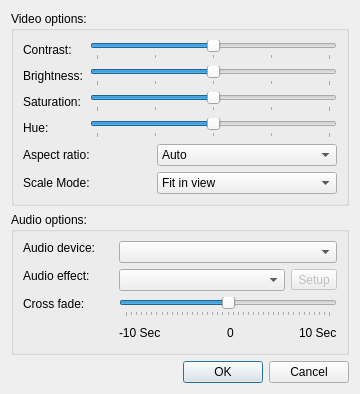
First picture: the form in demos/qmediaplayer/settings.ui, repository SymbianSource/oss.FCL.sf.mw.qt, before the edit.
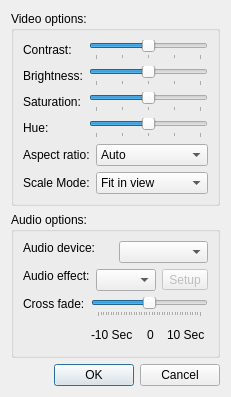
Second picture: the form after the edit.

What changed in the file:
```diff
--- a/demos/qmediaplayer/settings.ui
+++ b/demos/qmediaplayer/settings.ui
@@ -1,12 +1,12 @@
 <ui version="4.0" >
  <class>settings</class>
- <widget class="QDialog" name="settings" >
-  <property name="geometry" >
+ <widget class="QDialog" name="settings">
+  <property name="geometry">
    <rect>
     <x>0</x>
     <y>0</y>
-    <width>360</width>
-    <height>362</height>
+    <width>175</width>
+    <height>397</height>
    </rect>
   </property>
   <property name="windowTitle" >
@@ -21,17 +21,40 @@
      <property name="flat" >
       <bool>true</bool>
      </property>
-     <layout class="QGridLayout" name="gridLayout" >
-      <item row="0" column="0" >
-       <widget class="QLabel" name="label_9" >
-        <property name="text" >
+     <layout class="QGridLayout" name="gridLayout">
+      <item row="5" column="2">
+       <widget class="QComboBox" name="scalemodeCombo">
+        <property name="sizeAdjustPolicy">
+         <enum>QComboBox::AdjustToContentsOnFirstShow</enum>
+        </property>
+        <item>
+         <property name="text">
+          <string>Fit in view</string>
+         </property>
+        </item>
+        <item>
+         <property name="text">
+          <string>Scale and crop</string>
+         </property>
+        </item>
+       </widget>
+      </item>
+      <item row="0" column="0">
+       <widget class="QLabel" name="label_9">
+        <property name="text">
          <string>Contrast:</string>
         </property>
        </widget>
       </item>
-      <item row="0" column="1" colspan="2" >
-       <widget class="QSlider" name="contrastSlider" >
-        <property name="minimum" >
+      <item row="0" column="1" colspan="2">
+       <widget class="QSlider" name="contrastSlider">
+        <property name="minimumSize">
+         <size>
+          <width>0</width>
+          <height>0</height>
+         </size>
+        </property>
+        <property name="minimum">
          <number>-8</number>
         </property>
         <property name="maximum" >
@@ -133,13 +156,10 @@
         </property>
        </widget>
       </item>
-      <item row="4" column="2" >
-       <widget class="QComboBox" name="aspectCombo" >
-        <property name="minimumSize" >
-         <size>
-          <width>180</width>
-          <height>0</height>
-         </size>
+      <item row="4" column="2">
+       <widget class="QComboBox" name="aspectCombo">
+        <property name="sizeAdjustPolicy">
+         <enum>QComboBox::AdjustToContentsOnFirstShow</enum>
         </property>
         <item>
          <property name="text" >
@@ -170,26 +190,6 @@
         </property>
        </widget>
       </item>
-      <item row="5" column="2" >
-       <widget class="QComboBox" name="scalemodeCombo" >
-        <property name="minimumSize" >
-         <size>
-          <width>180</width>
-          <height>0</height>
-         </size>
-        </property>
-        <item>
-         <property name="text" >
-          <string>Fit in view</string>
-         </property>
-        </item>
-        <item>
-         <property name="text" >
-          <string>Scale and crop</string>
-         </property>
-        </item>
-       </widget>
-      </item>
      </layout>
     </widget>
    </item>
@@ -234,6 +234,15 @@
             <verstretch>0</verstretch>
            </sizepolicy>
           </property>
+          <property name="minimumSize">
+           <size>
+            <width>10</width>
+            <height>0</height>
+           </size>
+          </property>
+          <property name="sizeAdjustPolicy">
+           <enum>QComboBox::AdjustToMinimumContentsLength</enum>
+          </property>
          </widget>
         </item>
        </layout>
@@ -241,16 +250,16 @@
       <item>
        <layout class="QHBoxLayout" name="horizontalLayout" >
         <item>
-         <widget class="QLabel" name="label_6" >
-          <property name="sizePolicy" >
-           <sizepolicy vsizetype="Preferred" hsizetype="Maximum" >
+         <widget class="QLabel" name="label_6">
+          <property name="sizePolicy">
+           <sizepolicy hsizetype="Preferred" vsizetype="Preferred">
             <horstretch>0</horstretch>
             <verstretch>0</verstretch>
            </sizepolicy>
           </property>
-          <property name="minimumSize" >
+          <property name="minimumSize">
            <size>
-            <width>90</width>
+            <width>10</width>
             <height>0</height>
            </size>
           </property>
@@ -263,13 +272,22 @@
          </widget>
         </item>
         <item>
-         <widget class="QComboBox" name="audioEffectsCombo" >
-          <property name="sizePolicy" >
-           <sizepolicy vsizetype="Maximum" hsizetype="Minimum" >
+         <widget class="QComboBox" name="audioEffectsCombo">
+          <property name="sizePolicy">
+           <sizepolicy hsizetype="Minimum" vsizetype="Fixed">
             <horstretch>0</horstretch>
             <verstretch>0</verstretch>
            </sizepolicy>
           </property>
+          <property name="minimumSize">
+           <size>
+            <width>10</width>
+            <height>0</height>
+           </size>
+          </property>
+          <property name="sizeAdjustPolicy">
+           <enum>QComboBox::AdjustToMinimumContentsLength</enum>
+          </property>
          </widget>
         </item>
         <item>
@@ -287,16 +305,16 @@
       <item>
        <layout class="QHBoxLayout" >
         <item>
-         <widget class="QLabel" name="crossFadeLabel" >
-          <property name="sizePolicy" >
-           <sizepolicy vsizetype="Preferred" hsizetype="Maximum" >
+         <widget class="QLabel" name="crossFadeLabel">
+          <property name="sizePolicy">
+           <sizepolicy hsizetype="Preferred" vsizetype="Preferred">
             <horstretch>0</horstretch>
             <verstretch>0</verstretch>
            </sizepolicy>
           </property>
-          <property name="minimumSize" >
+          <property name="minimumSize">
            <size>
-            <width>90</width>
+            <width>10</width>
             <height>0</height>
            </size>
           </property>
@@ -360,9 +378,9 @@
               <property name="orientation" >
                <enum>Qt::Horizontal</enum>
               </property>
-              <property name="sizeHint" stdset="0" >
+              <property name="sizeHint" stdset="0">
                <size>
-                <width>40</width>
+                <width>0</width>
                 <height>20</height>
                </size>
               </property>
@@ -385,9 +403,9 @@
               <property name="orientation" >
                <enum>Qt::Horizontal</enum>
               </property>
-              <property name="sizeHint" stdset="0" >
+              <property name="sizeHint" stdset="0">
                <size>
-                <width>40</width>
+                <width>0</width>
                 <height>20</height>
                </size>
               </property>
@@ -400,8 +418,8 @@
                 <pointsize>9</pointsize>
                </font>
               </property>
-              <property name="text" >
-               <string>10 Sec</string>
+              <property name="text">
+               <string>10 Sec </string>
               </property>
              </widget>
             </item>
```
Left out of the diff: 219 changed lines with no effect on the pictures.
